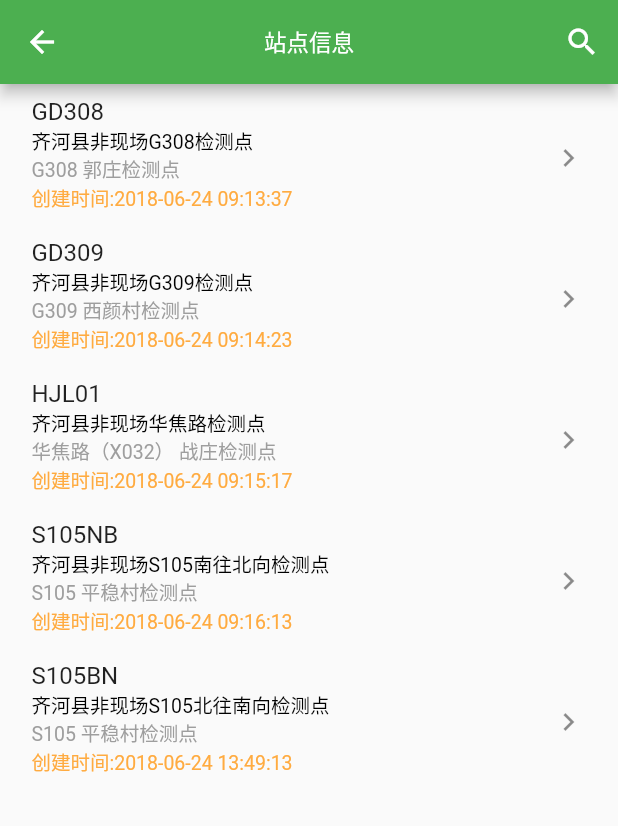
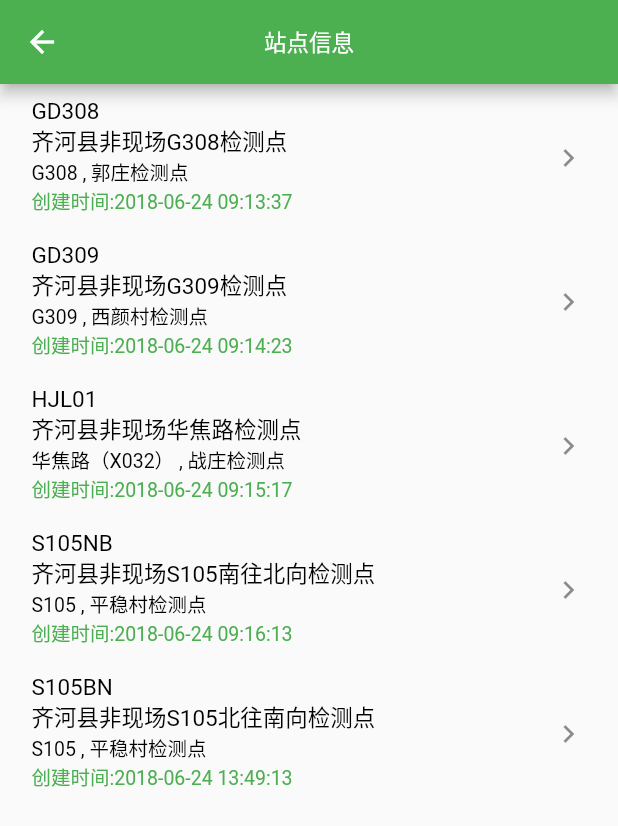
Before and after one commit to yichuancq/flutter_truck_app, a Flutter app: the StationListPage screen opened directly, on a phone screen of 412 x 824 dp. Shown: the top 826 px of the screen. Run offline on Flutter 3.47's test engine with Material 2 defaults, Android fonts, the phone set to English and light mode, and no system bars; our stand-ins replace flutter_easyrefresh, flutter_swiper; missing offline and left inert: marquee_flutter; statements that could not run were skipped.

Commit message:
fix 站点布局样式

```diff
--- a/lib/station/station1.dart
+++ b/lib/station/station1.dart
@@ -1,5 +1,4 @@
 import 'package:flutter/cupertino.dart';
-import 'package:flutter/foundation.dart';
 import 'package:flutter/material.dart';
 import 'package:flutter_easyrefresh/bezier_circle_header.dart';
 import 'package:flutter_easyrefresh/easy_refresh.dart';
@@ -35,13 +34,16 @@ class StationListPageState extends State<StationListPage> {
   @override
   void dispose() {
     super.dispose();
+    stationList = null;
+    _easyRefreshKey = null;
+    _headerKey = null;
     print("on dispose...");
   }
 
   void loadData() async {
     //读取json
     List<StationDto> stations = await decodeFromDTO();
-    print("list size: ${stations.length}");
+//    print("list size: ${stations.length}");
     stationList = stations;
     //更新列表
     setState(() {
@@ -56,18 +58,21 @@ class StationListPageState extends State<StationListPage> {
     ///ListTile布局
     return new ListTile(
       onTap: () {},
-      title: Text(stationDto.zDCode),
+      title: Text(
+        stationDto.zDCode,
+        style: TextStyle(color: Colors.black, fontSize: 15),
+      ),
       // 自定义样式
       subtitle: Column(
         mainAxisAlignment: MainAxisAlignment.start,
         crossAxisAlignment: CrossAxisAlignment.start,
         children: <Widget>[
           Text(stationDto.zDName,
+              style: TextStyle(color: Colors.black, fontSize: 15)),
+          Text(stationDto.xLCode + " , " + stationDto.xLName,
               style: TextStyle(color: Colors.black, fontSize: 13)),
-          Text(stationDto.xLCode + " " + stationDto.xLName,
-              style: TextStyle(color: Colors.grey, fontSize: 13)),
           Text("创建时间:" + stationDto.createDate,
-              style: TextStyle(color: Colors.orangeAccent, fontSize: 13)),
+              style: TextStyle(color: Colors.green, fontSize: 13)),
         ],
       ),
       //
@@ -145,14 +150,14 @@ class StationListPageState extends State<StationListPage> {
       appBar: AppBar(
         centerTitle: true,
         title: Text("站点信息", style: TextStyle(fontSize: 15)),
-        actions: <Widget>[
-          new IconButton(
-              icon: new Icon(Icons.search),
-              tooltip: 'Search',
-              onPressed: () {
-                // do nothing
-              }),
-        ],
+//        actions: <Widget>[
+//          new IconButton(
+//              icon: new Icon(Icons.search),
+//              tooltip: 'Search',
+//              onPressed: () {
+//                // do nothing
+//              }),
+//        ],
       ),
       body: viewBuild(),
     );
```
